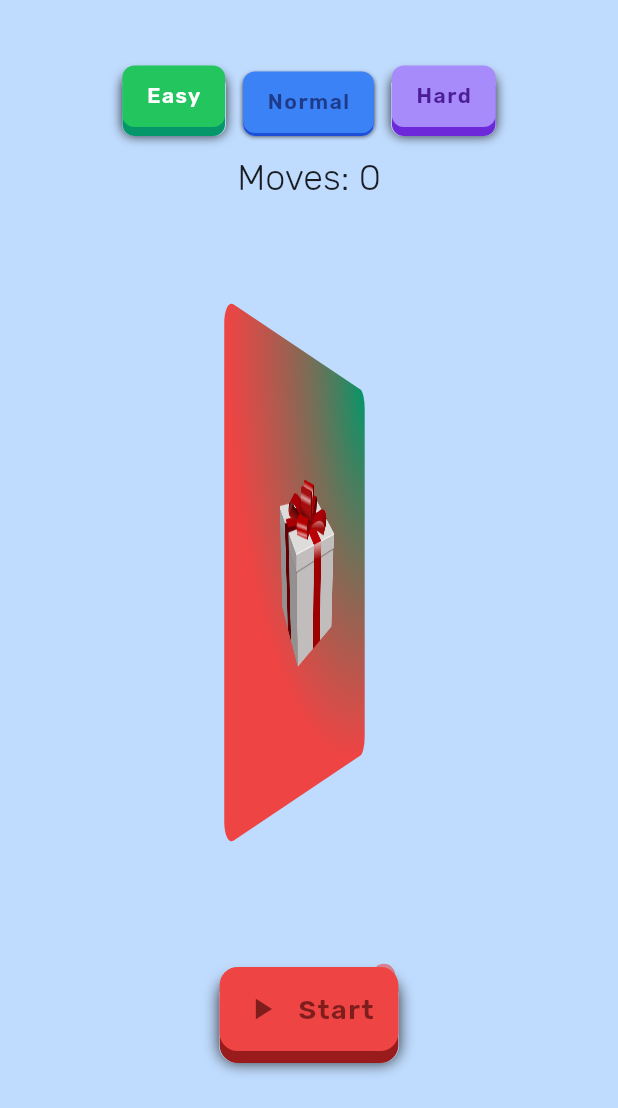
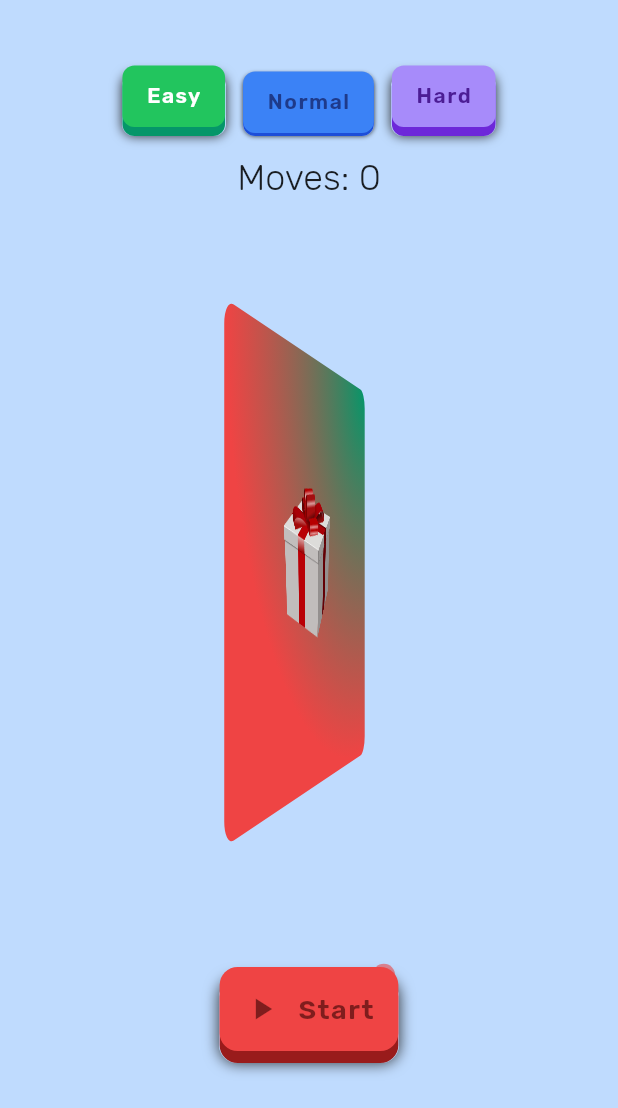
Before and after one commit to mivoligo/portal_puzzle, a Flutter app: the screen it shows after launch, after a tap on "Easy", on a phone screen of 412 x 824 dp, the part 128-1236 px from its top. Run offline on Flutter 3.47's test engine with Material 2 defaults, Android fonts, the phone set to English and light mode, and no system bars; our stand-ins replace confetti.

Commit message:
Add confetti

```diff
--- a/lib/game_board.dart
+++ b/lib/game_board.dart
@@ -3,6 +3,7 @@ import 'package:provider/provider.dart';
 
 import 'constants.dart' as k;
 import 'models/models.dart';
+import 'widgets/board_back.dart';
 import 'widgets/widgets.dart';
 
 class GameBoard extends StatefulWidget {
@@ -69,13 +70,7 @@ class _GameBoardState extends State<GameBoard> {
                     Radius.circular(boardSize * 0.05),
                   ),
                 ),
-                child: FractionallySizedBox(
-                    widthFactor: 0.4,
-                    heightFactor: 0.42,
-                    child: Image.asset(
-                      'assets/images/gift.png',
-                      fit: BoxFit.cover,
-                    )),
+                child: BoardBack(),
               ),
               front: AnimatedContainer(
                 clipBehavior: Clip.antiAlias,
--- /dev/null
+++ b/lib/widgets/board_back.dart
@@ -0,0 +1,61 @@
+import 'package:confetti/confetti.dart';
+import 'package:flutter/material.dart';
+
+import 'widgets.dart';
+
+class BoardBack extends StatefulWidget {
+  const BoardBack({Key? key}) : super(key: key);
+
+  @override
+  State<BoardBack> createState() => _BoardBackState();
+}
+
+class _BoardBackState extends State<BoardBack> {
+  late ConfettiController _confettiController;
+
+  @override
+  void initState() {
+    super.initState();
+    _confettiController = ConfettiController(
+      duration: const Duration(seconds: 10),
+    );
+  }
+
+  @override
+  void dispose() {
+    _confettiController.dispose();
+    super.dispose();
+  }
+
+  @override
+  Widget build(BuildContext context) {
+    return GestureDetector(
+      onTap: () => setState(() {
+        _confettiController.play();
+      }),
+      child: FractionallySizedBox(
+        widthFactor: 0.4,
+        heightFactor: 0.4,
+        child: Stack(
+          fit: StackFit.expand,
+          children: [
+            Image.asset(
+              'assets/images/box-base.png',
+              fit: BoxFit.cover,
+            ),
+            Image.asset(
+              'assets/images/box-top.png',
+              fit: BoxFit.cover,
+            ),
+            Align(
+              alignment: const FractionalOffset(0.5, 0.2),
+              child: ConfettiMachine(
+                confettiController: _confettiController,
+              ),
+            )
+          ],
+        ),
+      ),
+    );
+  }
+}
--- /dev/null
+++ b/lib/widgets/confetti_machine.dart
@@ -0,0 +1,54 @@
+import 'dart:math';
+
+import 'package:confetti/confetti.dart';
+import 'package:flutter/material.dart';
+
+class ConfettiMachine extends StatelessWidget {
+  const ConfettiMachine({
+    Key? key,
+    required this.confettiController,
+  }) : super(key: key);
+
+  final ConfettiController confettiController;
+
+  /// A custom Path to paint stars.
+  Path drawStar(Size size) {
+    // Method to convert degree to radians
+    double degToRad(double deg) => deg * (pi / 180.0);
+
+    const numberOfPoints = 5;
+    final halfWidth = size.width / 2;
+    final externalRadius = halfWidth;
+    final internalRadius = halfWidth / 2.5;
+    final degreesPerStep = degToRad(360 / numberOfPoints);
+    final halfDegreesPerStep = degreesPerStep / 2;
+    final path = Path();
+    final fullAngle = degToRad(360);
+    path.moveTo(size.width, halfWidth);
+
+    for (double step = 0; step < fullAngle; step += degreesPerStep) {
+      path.lineTo(halfWidth + externalRadius * cos(step),
+          halfWidth + externalRadius * sin(step));
+      path.lineTo(halfWidth + internalRadius * cos(step + halfDegreesPerStep),
+          halfWidth + internalRadius * sin(step + halfDegreesPerStep));
+    }
+    path.close();
+    return path;
+  }
+
+  @override
+  Widget build(BuildContext context) {
+    return ConfettiWidget(
+      confettiController: confettiController,
+      blastDirectionality: BlastDirectionality.explosive,
+      colors: const [
+        Colors.green,
+        Colors.blue,
+        Colors.pink,
+        Colors.orange,
+        Colors.purple
+      ],
+      createParticlePath: (_) => drawStar(Size(20, 20)),
+    );
+  }
+}
--- a/lib/widgets/widgets.dart
+++ b/lib/widgets/widgets.dart
@@ -2,6 +2,7 @@ export 'animated_board.dart';
 export 'animated_tile.dart';
 export 'app_title.dart';
 export 'bubbles.dart';
+export 'confetti_machine.dart';
 export 'difficulty_selector.dart';
 export 'game_box_tile.dart';
 export 'fancy_button.dart';
```
Also changed, not shown: assets/images/box-base.png (added), assets/images/box-top.png (added), pubspec.lock.
